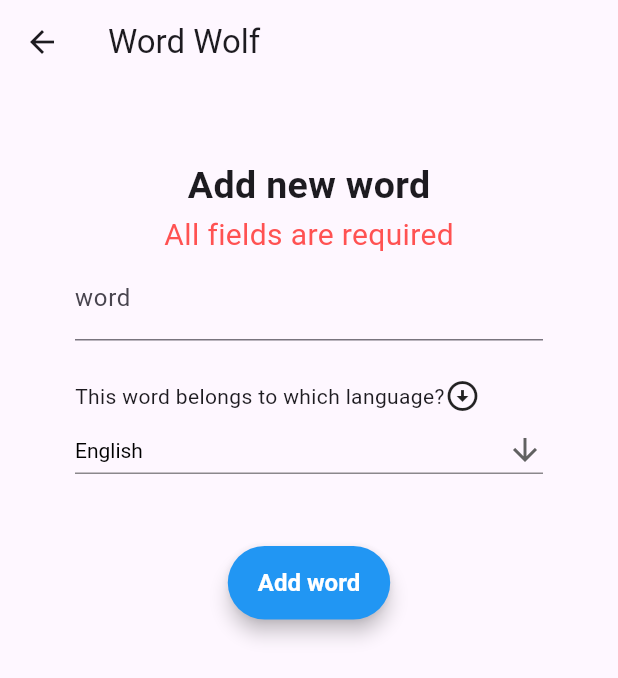
After one commit to seyed0123/word-wolf, a Flutter app: the new_word screen opened by its route, after a tap on "Add word", on a phone screen of 412 x 824 dp. The commit adds this screen. Shown: the top 678 px of the screen. Run offline on Flutter 3.47's test engine with Material 3 defaults, Android fonts, the light colour scheme and no system bars.

Commit message:
add new word page ready

```diff
--- a/lib/home/home.dart
+++ b/lib/home/home.dart
@@ -21,6 +21,11 @@ class _HomeState extends State<Home> {
           ],
         ),
       ),
+      body:Column(
+        children: [
+          FilledButton(onPressed: (){Navigator.pushNamed(context, '/new_word');}, child: Text("new word"))
+        ],
+      )
     );
   }
 }
--- a/lib/main.dart
+++ b/lib/main.dart
@@ -2,6 +2,7 @@ import 'package:flutter/material.dart';
 import 'package:word_wolf/login/login.dart';
 import 'package:word_wolf/home/home.dart';
 import 'package:word_wolf/login/sign_up.dart';
+import 'package:word_wolf/words/new_word.dart';
 
 void main() {
   runApp(const MyApp());
@@ -17,6 +18,7 @@ class MyApp extends StatelessWidget {
         '/': (context) =>  const Home() ,
         '/login': (context) =>  const login(),
         '/sign_up':(context) => const Sign_up(),
+        '/new_word':(context) => const new_word(),
       },
     );
   }
--- /dev/null
+++ b/lib/words/new_word.dart
@@ -0,0 +1,185 @@
+import 'package:flutter/material.dart';
+
+class new_word extends StatefulWidget {
+  const new_word({Key? key}) : super(key: key);
+
+  @override
+  State<new_word> createState() => _new_wordState();
+}
+
+class _new_wordState extends State<new_word> {
+
+  final word = TextEditingController();
+
+  String dropdownValue = 'English';
+
+  final List<String> dropdownOptions = ['English', 'Persian', 'German','French','Spanish','Arabic'];
+
+  String error = '';
+  bool ok = false;
+  @override
+  void dispose() {
+    word.dispose();
+    super.dispose();
+  }
+  void sendData(BuildContext context){
+    String err = '';
+    if(word.text == ''){
+      err = 'All fields are required';
+    }
+    if( err!=''){
+      setState(() {
+        error = err;
+      });
+      return;
+    }
+    showAlertDialog(context,word.text,'Hey');
+    // if (ok==true) {
+    //   Navigator.pop(context);
+    // }
+  }
+
+
+  void verify(bool flag){
+    ok=flag;
+  }
+
+
+  void showAlertDialog(BuildContext context,String word,String meaning) {
+
+    Widget okButton = TextButton(
+      child: const Text(
+          "Yes",
+      ),
+      onPressed: () {
+        verify(true);
+        Navigator.of(context).pop();
+      },
+    );
+    Widget noButton = TextButton(
+      child: Text("No"),
+      onPressed: () {
+        verify(false);
+        Navigator.of(context).pop();
+      },
+    );
+
+    AlertDialog alert = AlertDialog(
+      title: Text("Do you confirm the word meaning?"),
+      content: Text(
+          '$word: $meaning',
+        style: const TextStyle(
+          fontSize: 15,
+          fontWeight: FontWeight.bold,
+        ),
+      ),
+      actions: [
+        noButton,
+        okButton,
+      ],
+    );
+
+    // Show the dialog
+    showDialog(
+      context: context,
+      builder: (BuildContext context) {
+        return alert;
+      },
+    );
+  }
+
+
+
+  @override
+  Widget build(BuildContext context) {
+    return Scaffold(
+      appBar: AppBar(
+        title: Text('Word Wolf'),
+      ),
+      body: Padding(
+        padding: const EdgeInsets.all(50.0),
+        child: Center(
+          child: Column(
+            children: [
+              const Text(
+                'Add new word',
+                style: TextStyle(
+                  fontWeight: FontWeight.bold,
+                  fontSize: 25,
+                ),),
+              Text(
+                '$error',
+                style: const TextStyle(
+                  color: Colors.redAccent,
+                  fontSize: 20,
+                ),
+              ),
+              TextField(
+                controller: word,
+                textAlign: TextAlign.center,
+                decoration: const InputDecoration(
+                  labelText: 'word',
+                ),
+              ),
+              const SizedBox(
+                height: 25,
+              ),
+              const Row(
+                children: [
+                  Text('This word belongs to which language?'),
+                  Icon(Icons.arrow_circle_down),
+                ],
+              ),
+              DropdownButton<String>(
+                borderRadius:BorderRadius.all(Radius.circular(5)),
+                isExpanded: true,
+                value: dropdownValue,
+                icon: const Icon(Icons.arrow_downward),
+                iconSize:  24,
+                elevation:  100,
+                style: const TextStyle(color: Colors.black),
+                underline: Container(
+                  height:  1,
+                  color: Colors.black45,
+                ),
+                onChanged: (String? newValue) {
+                  setState(() {
+                    dropdownValue = newValue!;
+                  });
+                },
+                items: dropdownOptions.map<DropdownMenuItem<String>>((String value) {
+                  return DropdownMenuItem<String>(
+                    value: value,
+                    child: Text(value),
+                  );
+                }).toList(),
+              ),
+              const SizedBox(
+                height: 40,
+              ),
+              ElevatedButton(
+                onPressed: () {
+                  sendData(context);
+                },
+                style: ElevatedButton.styleFrom(
+                  primary: Colors.blue, // Background color
+                  onPrimary: Colors.white, // Text color
+                  elevation: 5, // Shadow depth
+                  shape: RoundedRectangleBorder(
+                    borderRadius: BorderRadius.circular(30), // Rounded corners
+                  ),
+                  padding: const EdgeInsets.symmetric(horizontal: 20, vertical: 15), // Button padding
+                  textStyle: const TextStyle(
+                    fontWeight: FontWeight.bold, // Bold text
+                    fontSize: 16, // Text size
+                  ),
+                ),
+                child: const Text('Add word'),
+              ),
+            ],
+          ),
+        ),
+      ),
+    );
+  }
+}
```
